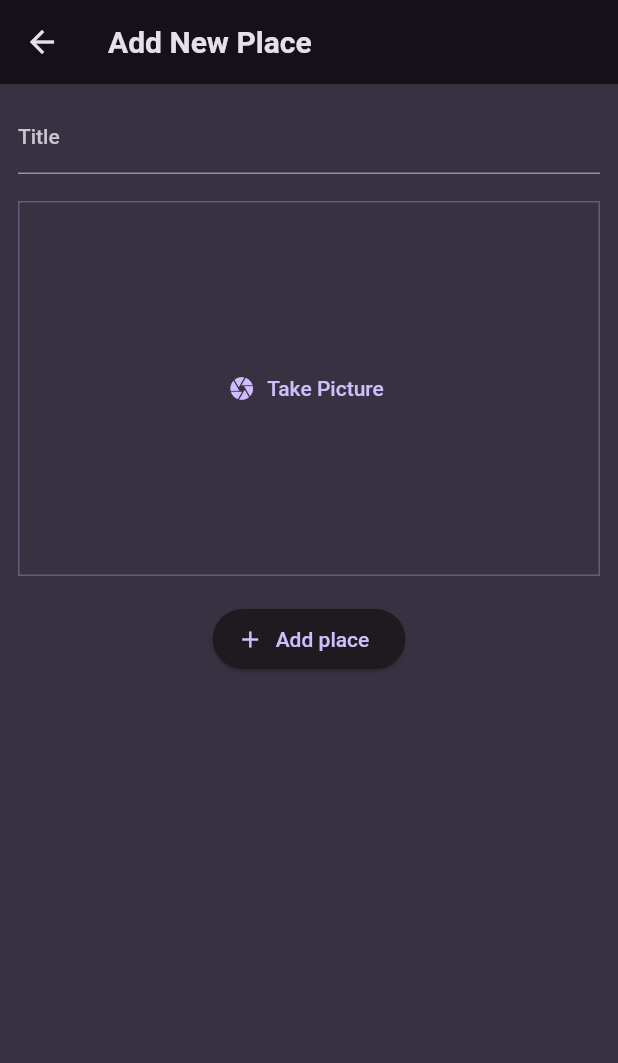
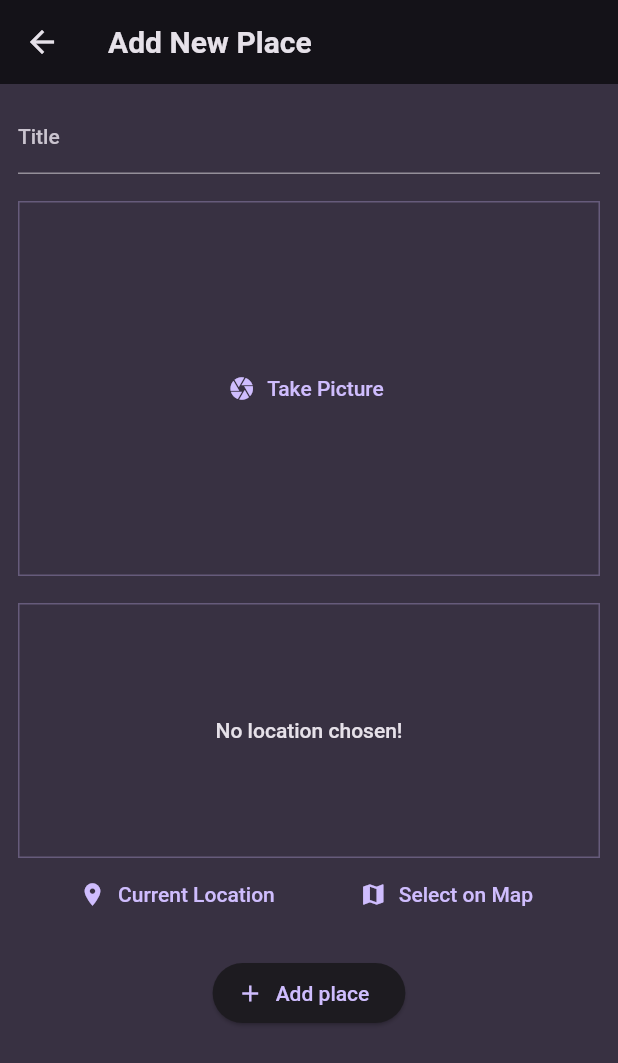
Before and after one commit to Jinkein/favorite_places, a Flutter app: the AddPlaceScreen screen opened directly, on a phone screen of 412 x 824 dp. Shown: the top 1063 px of the screen. Run offline on Flutter 3.47's test engine with Material 2 defaults, Android fonts, the phone set to English and light mode, and no system bars; our stand-ins replace flutter_riverpod, google_fonts, image_picker, location.

Commit message:
display static map and install google map package

```diff
--- a/lib/models/place.dart
+++ b/lib/models/place.dart
@@ -4,9 +4,25 @@ import 'package:uuid/uuid.dart';
 
 const uuid = Uuid();
 
+class PlaceLocation {
+  const PlaceLocation({
+    required this.latitude,
+    required this.longitude,
+    required this.address,
+  });
+  final double latitude;
+  final double longitude;
+  final String address;
+}
+
 class Place {
-  Place({required this.title, required this.image}) : id = uuid.v4();
+  Place({
+    required this.title,
+    required this.image,
+    required this.location,
+  }) : id = uuid.v4();
   final String id;
   final String title;
   final File image;
+  final PlaceLocation location;
 }
--- a/lib/provider/places_provider.dart
+++ b/lib/provider/places_provider.dart
@@ -5,8 +5,8 @@ import 'package:flutter_riverpod/flutter_riverpod.dart';
 
 class PlacesProviderNotifier extends StateNotifier<List<Place>> {
   PlacesProviderNotifier() : super(const []);
-  void addPlace(String title, File image) {
-    final newPlace = Place(title: title, image: image);
+  void addPlace(String title, File image, PlaceLocation location) {
+    final newPlace = Place(title: title, image: image, location: location);
     state = [...state, newPlace];
   }
 }
--- a/lib/screen/add_place.dart
+++ b/lib/screen/add_place.dart
@@ -1,7 +1,9 @@
 import 'dart:io';
 
+import 'package:favorite_places/models/place.dart';
 import 'package:favorite_places/provider/places_provider.dart';
 import 'package:favorite_places/widgets/image_input.dart';
+import 'package:favorite_places/widgets/location_input.dart';
 import 'package:flutter/material.dart';
 import 'package:flutter_riverpod/flutter_riverpod.dart';
 
@@ -85,14 +87,19 @@ class AddPlaceScreen extends ConsumerStatefulWidget {
 class _AddPlaceScreenState extends ConsumerState<AddPlaceScreen> {
   final _titleController = TextEditingController();
   File? _selectedImage;
+  PlaceLocation? _selectedLocation;
   void _savePlace() {
     final enteredTitle = _titleController.text;
-    if (enteredTitle.isEmpty || _selectedImage == null) {
+    if (enteredTitle.isEmpty ||
+        _selectedImage == null ||
+        _selectedLocation == null) {
       return;
     }
-    ref
-        .read(userPlacesProvider.notifier)
-        .addPlace(enteredTitle, _selectedImage!);
+    ref.read(userPlacesProvider.notifier).addPlace(
+          enteredTitle,
+          _selectedImage!,
+          _selectedLocation!,
+        );
     Navigator.of(context).pop();
   }
 
@@ -134,6 +141,15 @@ class _AddPlaceScreenState extends ConsumerState<AddPlaceScreen> {
             const SizedBox(
               height: 18,
             ),
+
+            LocationInput(
+              onSelectLocation: (PlaceLocation location) {
+                _selectedLocation = location;
+              },
+            ),
+            const SizedBox(
+              height: 18,
+            ),
             ElevatedButton.icon(
               label: const Text('Add place'),
               onPressed: _savePlace,
--- /dev/null
+++ b/lib/widgets/location_input.dart
@@ -0,0 +1,132 @@
+import 'dart:convert';
+
+import 'package:favorite_places/models/place.dart';
+import 'package:flutter/material.dart';
+import 'package:location/location.dart';
+import 'package:http/http.dart' as http;
+
+class LocationInput extends StatefulWidget {
+  const LocationInput({super.key, required this.onSelectLocation});
+  final void Function(PlaceLocation location) onSelectLocation;
+
+  @override
+  State<LocationInput> createState() {
+    return _LocationInputState();
+  }
+}
+
+class _LocationInputState extends State<LocationInput> {
+  PlaceLocation? _pickedLocation;
+  String get locationImage {
+    if (_pickedLocation == null) {
+      return '';
+    }
+    final lat = _pickedLocation!.latitude;
+    final lng = _pickedLocation!.longitude;
+    return "https://maps.googleapis.com/maps/api/staticmap?center=$lat,$lng&zoom=13&size=600x300&maptype=roadmap&markers=color:red%7Clabel:A%7C$lat,$lng&key=AIzaSyBTBV_yjGwUEYOddgvl3gti9-XTQmKIeXQ";
+  }
+
+  var _isGettingLocation = false;
+  void _getCurrentLocation() async {
+    Location location = Location();
+
+    bool serviceEnabled;
+    PermissionStatus permissionGranted;
+    LocationData locationData;
+
+    serviceEnabled = await location.serviceEnabled();
+    if (!serviceEnabled) {
+      serviceEnabled = await location.requestService();
+      if (!serviceEnabled) {
+        return;
+      }
+    }
+
+    permissionGranted = await location.hasPermission();
+    if (permissionGranted == PermissionStatus.denied) {
+      permissionGranted = await location.requestPermission();
+      if (permissionGranted != PermissionStatus.granted) {
+        return;
+      }
+    }
+    setState(() {
+      _isGettingLocation = true;
+    });
+    locationData = await location.getLocation();
+    final lat = locationData.latitude;
+    final lng = locationData.longitude;
+    if (lat == null || lng == null) {
+      return;
+    }
+    final url = Uri.parse(
+        "https://maps.googleapis.com/maps/api/geocode/json?latlng=$lat,$lng&key=AIzaSyBTBV_yjGwUEYOddgvl3gti9-XTQmKIeXQ");
+    final response = await http.get(url);
+    final resData = json.decode(response.body);
+    final address = resData['results'][0]['formatted_address'];
+    setState(() {
+      _pickedLocation = PlaceLocation(
+        latitude: lat,
+        longitude: lng,
+        address: address,
+      );
+      _isGettingLocation = false;
+    });
+    // print(locationData.latitude);
+    // print(locationData.longitude);
+    widget.onSelectLocation(_pickedLocation!);
+  }
+
+  @override
+  Widget build(BuildContext context) {
+    Widget previewContent = Text(
+      'No location chosen!',
+      textAlign: TextAlign.center,
+      style: Theme.of(context)
+          .textTheme
+          .bodyLarge!
+          .copyWith(color: Theme.of(context).colorScheme.onBackground),
+    );
+
+    if (_pickedLocation != null) {
+      previewContent = Image.network(
+        locationImage,
+        fit: BoxFit.cover,
+        width: double.infinity,
+        height: double.infinity,
+      );
+    }
+    if (_isGettingLocation) {
+      previewContent = const CircularProgressIndicator();
+    }
+    return Column(
+      children: [
+        Container(
+            alignment: Alignment.center,
+            height: 170,
+            width: double.infinity,
+            decoration: BoxDecoration(
+              border: Border.all(
+                width: 1,
+                color: Theme.of(context).colorScheme.primary.withOpacity(0.3),
+              ),
+            ),
+            child: previewContent),
+        Row(
+          mainAxisAlignment: MainAxisAlignment.spaceEvenly,
+          children: [
+            TextButton.icon(
+              onPressed: _getCurrentLocation,
+              icon: const Icon(Icons.location_on),
+              label: const Text('Current Location'),
+            ),
+            TextButton.icon(
+              onPressed: () {},
+              icon: const Icon(Icons.map),
+              label: const Text('Select on Map'),
+            ),
+          ],
+        )
+      ],
+    );
+  }
+}
--- a/pubspec.yaml
+++ b/pubspec.yaml
@@ -38,6 +38,9 @@ dependencies:
   flutter_riverpod: ^2.3.6
   uuid: ^3.0.7
   image_picker: ^0.8.7+5
+  location: ^4.4.0
+  http: ^0.13.6
+  google_maps_flutter: ^2.2.6
 
 dev_dependencies:
   flutter_test:
```
Also changed, not shown: lib/screen/place_details.dart (+41 -1 lines), lib/widgets/places_list.dart (+7 -0 lines), pubspec.lock, 5 other files.
